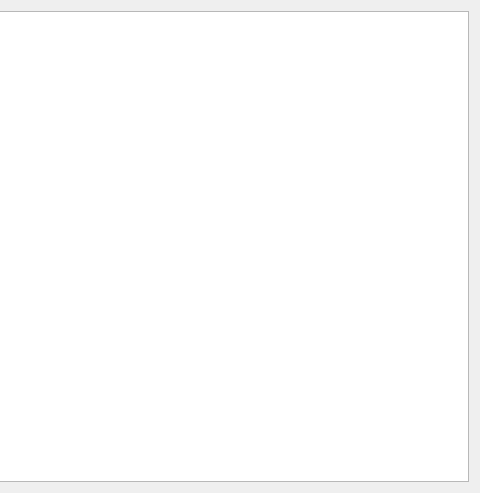
Above: cpp/gui/qt/qgraphicsscene/form.ui from gcode-mirror/openphysic before the change; both pictures show x 229 to 709 and y 0 to 493 of the 709 by 493 pixel window. Below: the same form after it.
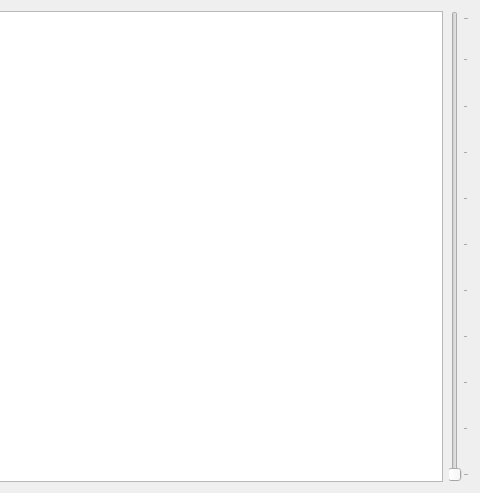
That is the form after the change.

What changed in the file:
```diff
--- a/cpp/gui/qt/qgraphicsscene/form.ui
+++ b/cpp/gui/qt/qgraphicsscene/form.ui
@@ -13,10 +13,23 @@
   <property name="windowTitle">
    <string>Form</string>
   </property>
-  <layout class="QVBoxLayout" name="verticalLayout">
+  <layout class="QHBoxLayout" name="horizontalLayout">
    <item>
     <widget class="QGraphicsView" name="graphicsView"/>
    </item>
+   <item>
+    <widget class="QSlider" name="verticalSlider">
+     <property name="orientation">
+      <enum>Qt::Vertical</enum>
+     </property>
+     <property name="tickPosition">
+      <enum>QSlider::TicksBelow</enum>
+     </property>
+     <property name="tickInterval">
+      <number>10</number>
+     </property>
+    </widget>
+   </item>
   </layout>
  </widget>
  <resources/>
```
